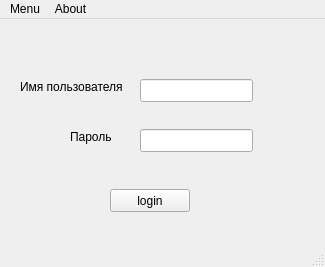
First picture: the form in dWell/mainwindow.ui, repository kashapov17/dWell, before the edit.
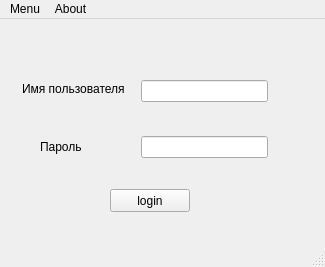
Second picture: the form after the edit. Icons and pictures are not drawn.

```diff
--- a/dWell/mainwindow.ui
+++ b/dWell/mainwindow.ui
@@ -33,9 +33,9 @@
    <widget class="QLabel" name="login">
     <property name="geometry">
      <rect>
-      <x>20</x>
-      <y>60</y>
-      <width>111</width>
+      <x>22</x>
+      <y>62</y>
+      <width>112</width>
       <height>16</height>
      </rect>
     </property>
@@ -46,38 +46,50 @@
    <widget class="QLabel" name="password">
     <property name="geometry">
      <rect>
-      <x>70</x>
-      <y>110</y>
-      <width>56</width>
-      <height>15</height>
+      <x>40</x>
+      <y>120</y>
+      <width>46</width>
+      <height>16</height>
      </rect>
     </property>
     <property name="text">
      <string>Пароль</string>
     </property>
    </widget>
-   <widget class="QLineEdit" name="usernameEdit">
+   <widget class="QWidget" name="">
     <property name="geometry">
      <rect>
-      <x>140</x>
-      <y>60</y>
-      <width>113</width>
-      <height>23</height>
+      <x>141</x>
+      <y>61</y>
+      <width>127</width>
+      <height>78</height>
      </rect>
     </property>
-   </widget>
-   <widget class="QLineEdit" name="passwdEdit">
-    <property name="geometry">
-     <rect>
-      <x>140</x>
-      <y>110</y>
-      <width>113</width>
-      <height>23</height>
-     </rect>
-    </property>
-    <property name="echoMode">
-     <enum>QLineEdit::Password</enum>
-    </property>
+    <layout class="QVBoxLayout" name="verticalLayout">
+     <item>
+      <widget class="QLineEdit" name="usernameEdit"/>
+     </item>
+     <item>
+      <spacer name="verticalSpacer">
+       <property name="orientation">
+        <enum>Qt::Vertical</enum>
+       </property>
+       <property name="sizeHint" stdset="0">
+        <size>
+         <width>20</width>
+         <height>18</height>
+        </size>
+       </property>
+      </spacer>
+     </item>
+     <item>
+      <widget class="QLineEdit" name="passwdEdit">
+       <property name="echoMode">
+        <enum>QLineEdit::Password</enum>
+       </property>
+      </widget>
+     </item>
+    </layout>
    </widget>
   </widget>
   <widget class="QMenuBar" name="menubar">
```
Left out of the diff: 8 changed lines with no effect on the pictures.
